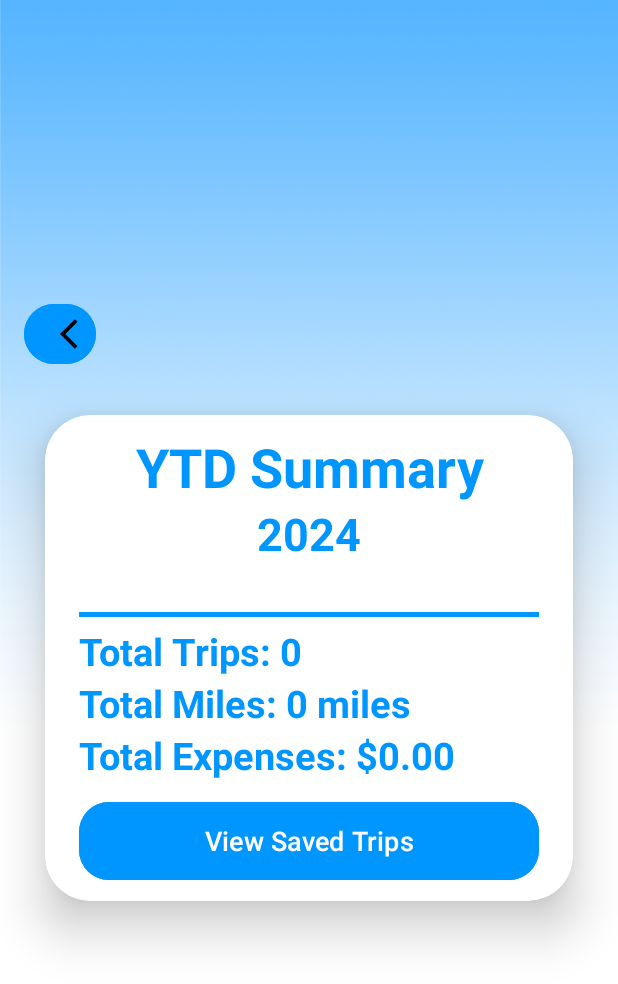
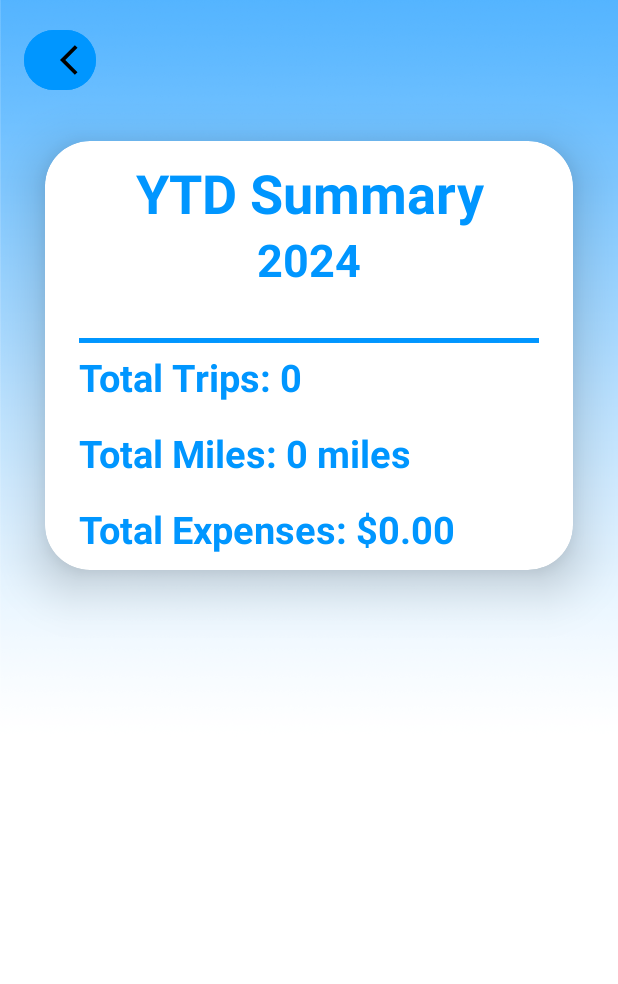
Before and after one commit to EmilyCS18/Project2-v3, an Android app: the ReportsActivity screen opened directly, with no data from a screen before it, on a phone screen of 412 x 824 dp. Shown: the top 984 px of the screen. Run offline under Robolectric (Android 15) with nearby library versions, the light colour scheme and no system bars; our stand-ins replace Room's generated code.

Commit message:
Fixed signup redirect text on LoginActivity, fixed reports page graphics

```diff
--- a/app/src/main/java/com/example/project2_v3/LoginActivity.java
+++ b/app/src/main/java/com/example/project2_v3/LoginActivity.java
@@ -35,8 +35,8 @@ public class LoginActivity extends AppCompatActivity {
         repository = MileM8Repository.getRepository(getApplication());
 
         binding.signupRedirectTextTextView.setOnClickListener(v -> {
-            loginUser(savedInstanceState);
-            verifyUser();
+            Intent intent = new Intent(LoginActivity.this, SignupActivity.class);
+            startActivity(intent);
         });
 
         binding.loginButton.setOnClickListener(v ->{
--- a/app/src/main/res/layout/activity_reports.xml
+++ b/app/src/main/res/layout/activity_reports.xml
@@ -3,11 +3,10 @@
     xmlns:android="http://schemas.android.com/apk/res/android"
     xmlns:app="http://schemas.android.com/apk/res-auto"
     xmlns:tools="http://schemas.android.com/tools"
-    xmlns:card_view="http://schemas.android.com/apk/res-auto"
     android:layout_width="match_parent"
     android:layout_height="match_parent"
     android:orientation="vertical"
-    android:gravity="center"
+    android:gravity="start"
     android:background="@drawable/blue_gradient"
     tools:context=".ReportsActivity">
 
@@ -17,7 +16,7 @@
         android:layout_height="wrap_content"
         android:layout_gravity="start"
         android:layout_marginStart="16dp"
-        android:layout_marginTop="5dp"
+        android:layout_marginTop="16dp"
         android:backgroundTint="@color/bright_blue"
         android:drawableLeft="@drawable/baseline_arrow_back_ios_24"
         android:hint="l"
@@ -82,6 +81,7 @@
                 android:text="Total Miles: 0"
                 android:textAlignment="textStart"
                 android:textColor="@color/bright_blue"
+                android:layout_marginTop="16dp"
                 android:textSize="25sp"
                 android:textStyle="bold" />
 
@@ -92,20 +92,11 @@
                 android:text="Total Expenses: $0.00"
                 android:textAlignment="textStart"
                 android:textColor="@color/bright_blue"
+                android:layout_marginTop="16dp"
                 android:textSize="25sp"
                 android:textStyle="bold"
                  />
 
-            <Button
-                android:id="@+id/ytd_summary_button"
-                android:layout_width="match_parent"
-                android:layout_height="60dp"
-                android:layout_marginTop="10dp"
-                android:backgroundTint="@color/bright_blue"
-                android:text="View Saved Trips"
-                android:textSize="18sp"
-                app:cornerRadius="20dp" />
-
         </LinearLayout>
     </androidx.cardview.widget.CardView>
 </LinearLayout>
```
